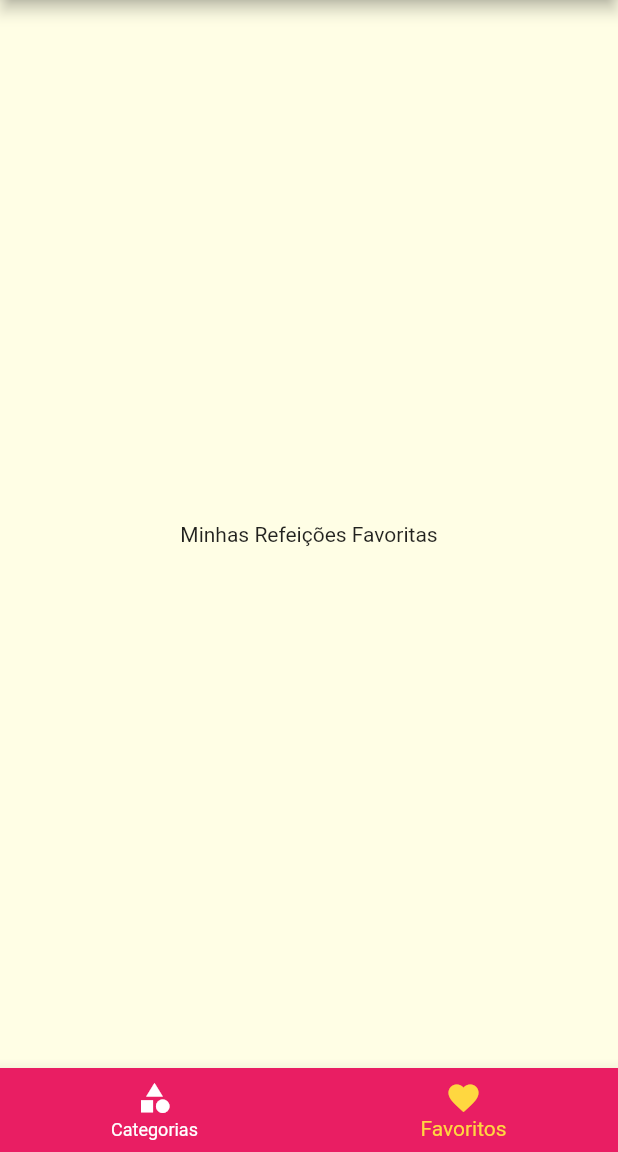
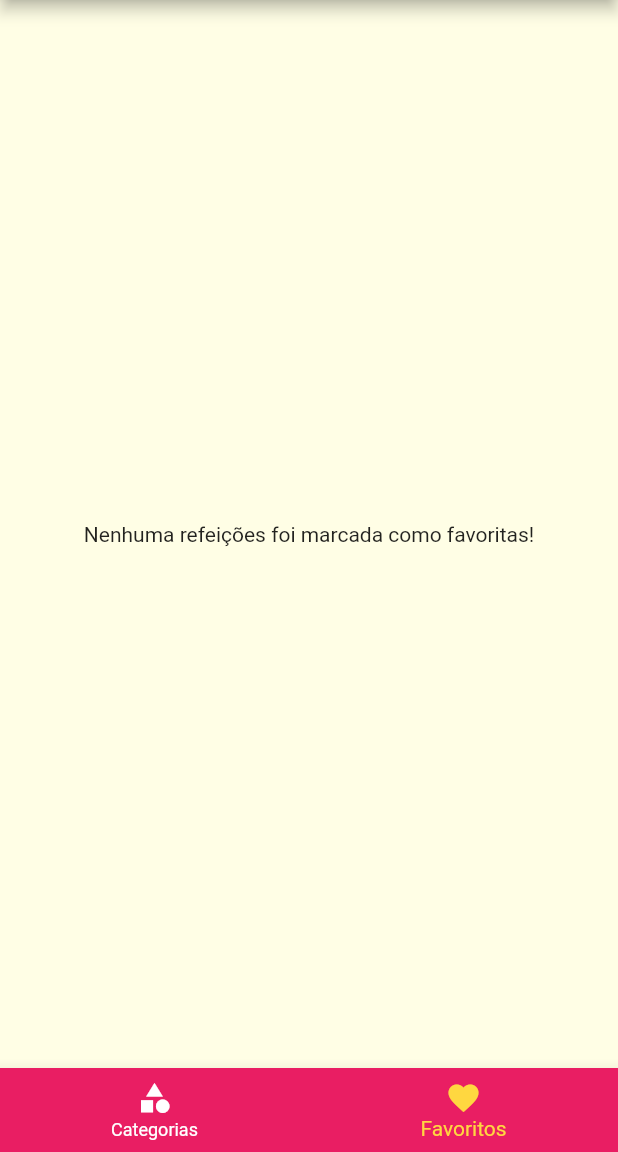
Before and after one commit to elton-costa/meals, a Flutter app: the screen it shows after launch, item 2 of the bottom bar chosen, on a phone screen of 412 x 824 dp, the part 84-1236 px from its top. Run offline on Flutter 3.47's test engine with Material 2 defaults, Android fonts, the phone set to English and light mode, and no system bars.

Commit message:
Create click favorite

```diff
--- a/lib/main.dart
+++ b/lib/main.dart
@@ -18,6 +18,7 @@ class MyApp extends StatefulWidget {
 class _MyAppState extends State<MyApp> {
   Settings settings = Settings();
   List<Meal> _avaliableMeals = DUMMY_MEALS;
+  List<Meal> _favoriteMeal = [];
 
   void _filterMeals(Settings settings) {
     setState(() {
@@ -33,6 +34,18 @@ class _MyAppState extends State<MyApp> {
             !filterVegetarian;
       }).toList();
     });
+  }
+
+  void _toggleFavorite(Meal meal) {
+    setState(() {
+      _favoriteMeal.contains(meal)
+          ? _favoriteMeal.remove(meal)
+          : _favoriteMeal.add(meal);
+    });
+  }
+
+  bool _isFavorite(Meal meal) {
+    return _favoriteMeal.contains(meal);
   }
 
   @override
@@ -54,10 +67,11 @@ class _MyAppState extends State<MyApp> {
             ),
       ),
       routes: {
-        AppRoutes.HOME: (ctx) => TabScreen(),
+        AppRoutes.HOME: (ctx) => TabScreen(_favoriteMeal),
         AppRoutes.CATEGORIES_MEALS: (ctx) =>
             CategoriesMealsScreen(_avaliableMeals),
-        AppRoutes.MEAL_DETAIL: (ctx) => MealDetailScreen(),
+        AppRoutes.MEAL_DETAIL: (ctx) =>
+            MealDetailScreen(_toggleFavorite, _isFavorite),
         AppRoutes.SETTINGS: (ctx) => SettingsScreen(settings, _filterMeals),
       },
     );
--- a/lib/screens/favorite_screen.dart
+++ b/lib/screens/favorite_screen.dart
@@ -1,10 +1,23 @@
 import 'package:flutter/material.dart';
+import '../components/meal_item.dart';
+import '../models/meal.dart';
 
 class FavoriteScreen extends StatelessWidget {
+  final List<Meal> favoriteMeal;
+  const FavoriteScreen(this.favoriteMeal);
   @override
   Widget build(BuildContext context) {
-    return Center(
-      child: Text('Minhas Refeições Favoritas'),
-    );
+    if (favoriteMeal.isEmpty) {
+      return Center(
+        child: Text('Nenhuma refeições foi marcada como favoritas!'),
+      );
+    } else {
+      return ListView.builder(
+        itemCount: favoriteMeal.length,
+        itemBuilder: (cxt, index) {
+          return MealItem(favoriteMeal[index]);
+        },
+      );
+    }
   }
 }
--- a/lib/screens/tabs_screen.dart
+++ b/lib/screens/tabs_screen.dart
@@ -2,8 +2,13 @@ import 'package:flutter/material.dart';
 import 'categories_screen.dart';
 import 'favorite_screen.dart';
 import '../components/main_drawer.dart';
+import '../models/meal.dart';
 
 class TabScreen extends StatefulWidget {
+  final List<Meal> favoriteMeal;
+
+  const TabScreen(this.favoriteMeal);
+
   @override
   State<TabScreen> createState() => _TabScreenState();
 }
@@ -16,10 +21,16 @@ class _TabScreenState extends State<TabScreen> {
     'Meus Favoritos',
   ];
 
-  final List<Widget> _screens = [
-    CategoriesScreen(),
-    FavoriteScreen(),
-  ];
+  List<Widget> _screens = [];
+
+  @override
+  void initState() {
+    super.initState();
+    _screens = [
+      CategoriesScreen(),
+      FavoriteScreen(widget.favoriteMeal),
+    ];
+  }
 
   _selectScreen(int index) {
     setState(() {
```
Also changed, not shown: lib/screens/meal_detail_screen.dart (+5 -2 lines).
